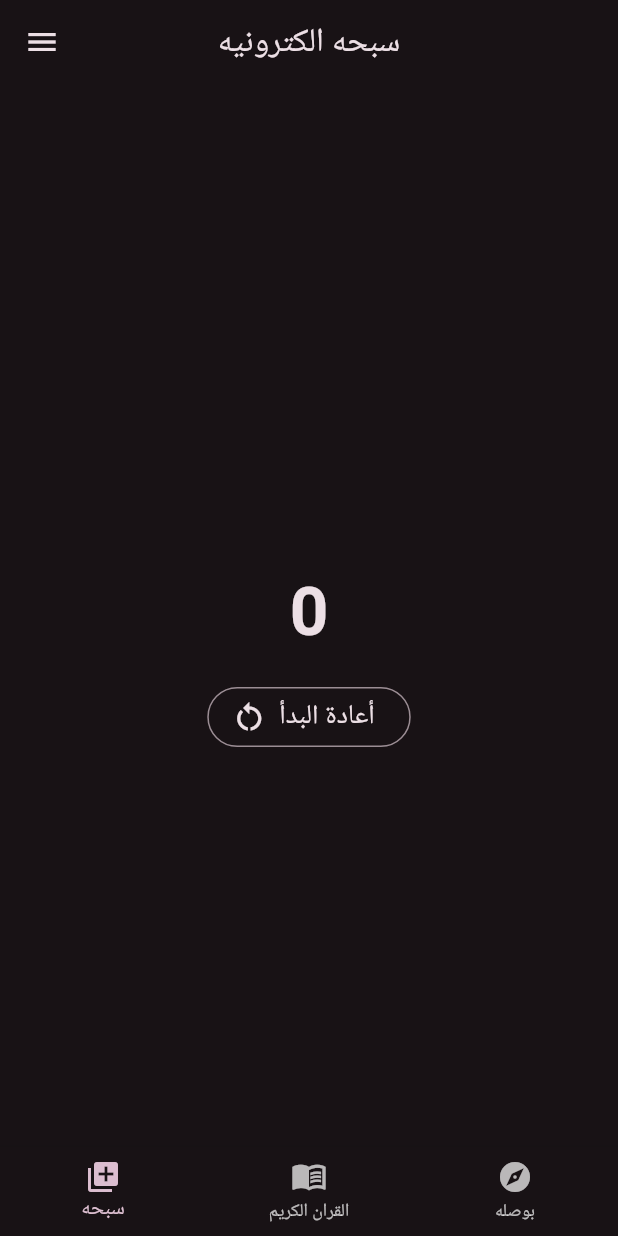
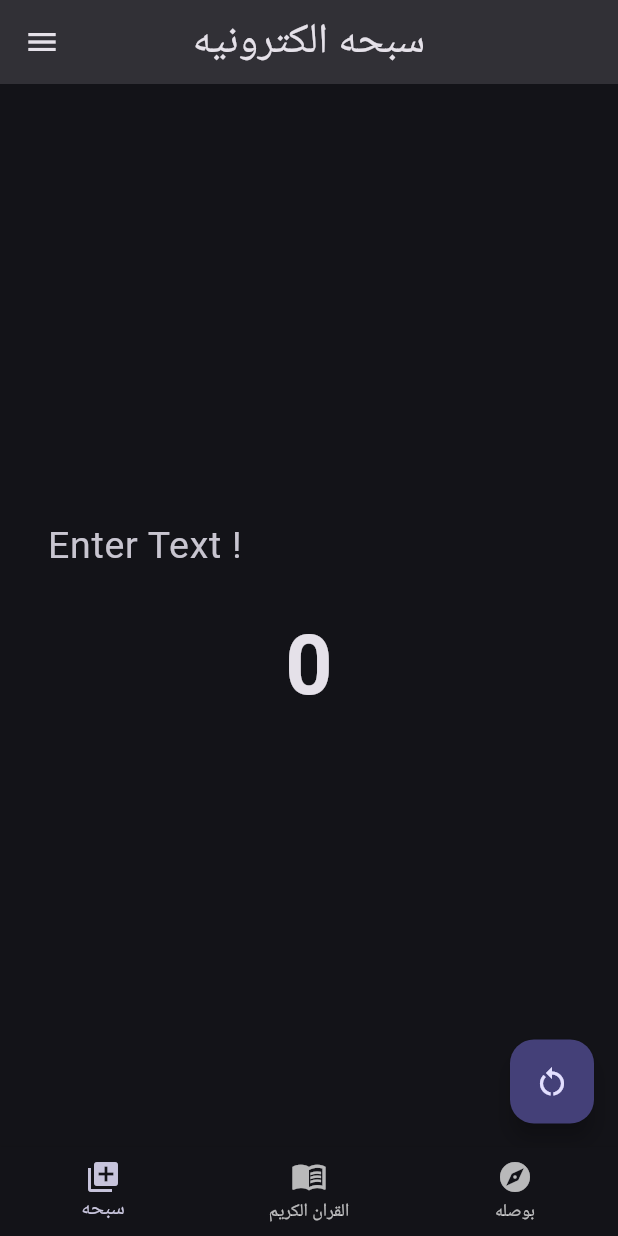
Before and after one commit to badri784/tasbih, a Flutter app: the screen it shows after launch, on a phone screen of 412 x 824 dp. Run offline on Flutter 3.47's test engine with Material 3 defaults, Android fonts, the phone set to English and light mode, and no system bars.

Commit message:
botton vav-bar

```diff
--- a/analysis_options.yaml
+++ b/analysis_options.yaml
@@ -21,8 +21,10 @@ linter:
   # `// ignore_for_file: name_of_lint` syntax on the line or in the file
   # producing the lint.
   rules:
+    prefer_const_constructors: true
+    prefer_const_literals_to_create_immutables: true
+    unnecessary_const: false
     # avoid_print: false  # Uncomment to disable the `avoid_print` rule
     # prefer_single_quotes: true  # Uncomment to enable the `prefer_single_quotes` rule
-
 # Additional information about this file can be found at
 # https://dart.dev/guides/language/analysis-options
--- a/lib/main.dart
+++ b/lib/main.dart
@@ -1,5 +1,5 @@
 import 'package:flutter/material.dart';
-import '../screen/sabha.dart';
+import 'screen/sabha_screen.dart';
 
 void main() {
   runApp(const MyApp());
@@ -14,11 +14,10 @@ class MyApp extends StatelessWidget {
       theme: ThemeData(
         colorScheme: ColorScheme.fromSeed(
           brightness: Brightness.dark,
-
-          seedColor: const Color.fromARGB(255, 102, 22, 89),
+          seedColor: const Color.fromARGB(255, 44, 5, 184),
         ),
       ),
-      home: Sabha(),
+      home: const Sabha(),
     );
   }
 }
--- a/lib/screen/sabha.dart
+++ /dev/null
@@ -1,85 +0,0 @@
-// ignore_for_file: deprecated_member_use
-
-import 'package:flutter/material.dart';
-import 'package:tasbih/widget/counter.dart';
-
-class Sabha extends StatefulWidget {
-  const Sabha({super.key});
-
-  @override
-  State<Sabha> createState() => _SabhaState();
-}
-
-class _SabhaState extends State<Sabha> {
-  @override
-  Widget build(BuildContext context) {
-    return Scaffold(
-      appBar: AppBar(
-        title: Text(
-          "سبحه الكترونيه",
-          style: TextStyle(color: Theme.of(context).colorScheme.onBackground),
-        ),
-        centerTitle: true,
-      ),
-
-      drawer: Drawer(
-        child: Column(
-          children: [
-            DrawerHeader(
-              decoration: BoxDecoration(
-                gradient: LinearGradient(
-                  colors: [
-                    Theme.of(context).colorScheme.outlineVariant,
-                    Theme.of(
-                      context,
-                    ).colorScheme.outlineVariant.withOpacity(0.8),
-                    Theme.of(
-                      context,
-                    ).colorScheme.outlineVariant.withOpacity(0.7),
-                    Theme.of(
-                      context,
-                    ).colorScheme.outlineVariant.withOpacity(0.6),
-                    Theme.of(
-                      context,
-                    ).colorScheme.outlineVariant.withOpacity(0.5),
-                    Theme.of(
-                      context,
-                    ).colorScheme.outlineVariant.withOpacity(0.4),
-                  ],
-                ),
-              ),
-              child: Row(
-                children: [
-                  Icon(Icons.settings, size: 35),
-                  SizedBox(width: 12),
-                  Text(
-                    "Settings",
-                    style: TextStyle(
-                      color: Theme.of(context).colorScheme.onBackground,
-                      fontSize: 25,
-                    ),
-                  ),
-                ],
-              ),
-            ),
-          ],
-        ),
-      ),
-      body: Counter(),
-      bottomNavigationBar: BottomNavigationBar(
-        items: [
-          BottomNavigationBarItem(
-            label: "سبحه",
-            icon: Icon(Icons.library_add),
-            tooltip: 'سبحه الكترونية',
-          ),
-          BottomNavigationBarItem(
-            label: "القران الكريم",
-            icon: Icon(Icons.menu_book),
-          ),
-          BottomNavigationBarItem(label: "بوصله", icon: Icon(Icons.explore)),
-        ],
-      ),
-    );
-  }
-}
--- /dev/null
+++ b/lib/screen/sabha_screen.dart
@@ -0,0 +1,54 @@
+// ignore_for_file: deprecated_member_use
+
+import 'qibla_screen.dart';
+import 'quran_screen.dart';
+import 'package:flutter/material.dart';
+import 'package:tasbih/widget/counter.dart';
+
+class Sabha extends StatefulWidget {
+  const Sabha({super.key});
+
+  @override
+  State<Sabha> createState() => _SabhaState();
+}
+
+class _SabhaState extends State<Sabha> {
+  int selectPageIdex = 0;
+  void selectpage(int index) {
+    setState(() {
+      selectPageIdex = index;
+    });
+  }
+
+  final List<Widget> pages = [
+    const Counter(),
+    const QuranScreen(),
+    const QiblaScreen(),
+  ];
+  @override
+  Widget build(BuildContext context) {
+    return Scaffold(
+      body: pages[selectPageIdex],
+      bottomNavigationBar: BottomNavigationBar(
+        currentIndex: selectPageIdex,
+        onTap: selectpage,
+        items: const [
+          BottomNavigationBarItem(
+            label: "سبحه",
+            icon: Icon(Icons.library_add),
+            tooltip: 'سبحه الكترونية',
+          ),
+          BottomNavigationBarItem(
+            label: "القران الكريم",
+            icon: Icon(Icons.menu_book),
+          ),
+          BottomNavigationBarItem(
+            label: "بوصله",
+            icon: Icon(Icons.explore),
+            tooltip: "اتجاه القبله",
+          ),
+        ],
+      ),
+    );
+  }
+}
--- a/lib/widget/counter.dart
+++ b/lib/widget/counter.dart
@@ -23,42 +23,100 @@ class _CounterState extends State<Counter> {
     });
   }
 
+  TextEditingController textediting = TextEditingController();
+  @override
+  void dispose() {
+    textediting.dispose();
+    super.dispose();
+  }
+
   @override
   Widget build(BuildContext context) {
-    return GestureDetector(
-      onTap: inctementcounter,
-      child: Scaffold(
-        appBar: AppBar(),
-        body: Column(
+    bool isdark = Theme.of(context).brightness == Brightness.dark;
+    return Scaffold(
+      appBar: AppBar(
+        title: Text(
+          "سبحه الكترونيه",
+          style: TextStyle(
+            fontSize: 28,
+            color: Theme.of(context).colorScheme.onBackground,
+          ),
+        ),
+        backgroundColor:
+            isdark
+                ? Theme.of(context).colorScheme.onInverseSurface
+                : Theme.of(context).colorScheme.primary,
+        centerTitle: true,
+        forceMaterialTransparency: false,
+      ),
+      drawer: Drawer(
+        child: Column(
+          children: [
+            DrawerHeader(
+              decoration: BoxDecoration(
+                gradient: LinearGradient(
+                  colors: [
+                    Theme.of(context).colorScheme.primary,
+                    Theme.of(context).colorScheme.primary.withOpacity(1),
+                  ],
+                ),
+              ),
+              child: Row(
+                children: [
+                  const Icon(Icons.settings, size: 35),
+                  const SizedBox(width: 12),
+                  Text(
+                    "Settings",
+                    style: TextStyle(
+                      color: Theme.of(context).colorScheme.onBackground,
+                      fontSize: 25,
+                    ),
+                  ),
+                ],
+              ),
+            ),
+          ],
+        ),
+      ),
+      floatingActionButton: FloatingActionButton(
+        onPressed: resetcounter,
+        tooltip: 'Reset Counter',
+
+        child: const Icon(Icons.restart_alt),
+      ),
+      body: GestureDetector(
+        onTap: inctementcounter,
+        behavior: HitTestBehavior.opaque,
+        child: Column(
           mainAxisAlignment: MainAxisAlignment.center,
           children: [
+            TextField(
+              controller: textediting,
+              decoration: const InputDecoration(
+                border: InputBorder.none,
+                label: Padding(
+                  padding: EdgeInsets.only(left: 25),
+                  child: Text(" Enter Text !", style: TextStyle(fontSize: 25)),
+                ),
+              ),
+              textAlign: TextAlign.center,
+              textInputAction: TextInputAction.done,
+              onSubmitted: (_) {
+                FocusScope.of(context).unfocus();
+              },
+              style: const TextStyle(fontSize: 33, fontWeight: FontWeight.bold),
+            ),
             Center(
               child: Text(
                 counter.toString(),
                 style: TextStyle(
                   fontWeight: FontWeight.bold,
                   color: Theme.of(context).colorScheme.onBackground,
-                  fontSize: 45,
+                  fontSize: 55,
                 ),
               ),
             ),
-            SizedBox(height: 15),
-
-            OutlinedButton.icon(
-              onPressed: () => resetcounter(),
-              label: Text(
-                "أعادة البدأ",
-                style: TextStyle(
-                  color: Theme.of(context).colorScheme.onBackground,
-                  fontSize: 18,
-                ),
-              ),
-              icon: Icon(
-                Icons.restart_alt,
-                color: Theme.of(context).colorScheme.onBackground,
-                size: 24,
-              ),
-            ),
+            const SizedBox(height: 15),
           ],
         ),
       ),
```
Also changed, not shown: lib/screen/qibla_screen.dart (added, +33 -0 lines), lib/screen/quran_screen.dart (added, +32 -0 lines), pubspec.yaml (+3 -4 lines), image/name.jpg (added).
